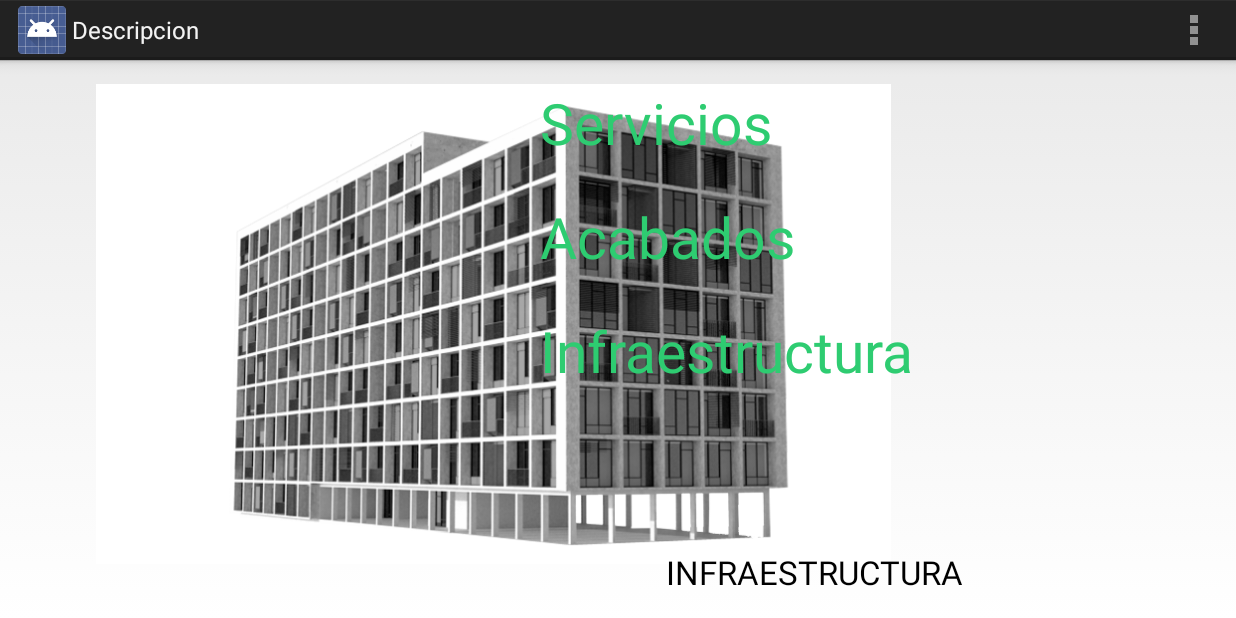
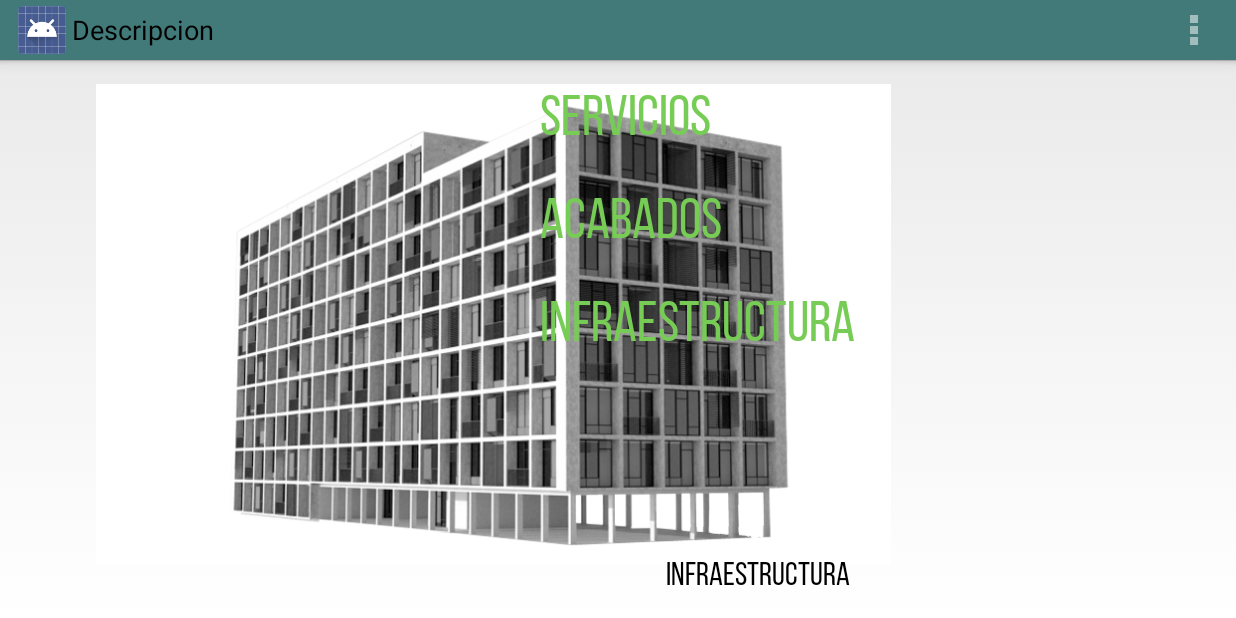
Before and after one commit to Garyfimo/ensintempresarial, an Android app: the DescriptionActivity screen opened directly, with no data from a screen before it, on a phone screen of 824 x 412 dp (held sideways). Run offline under Robolectric (Android 15) with nearby library versions, the phone set to English and light mode, and no system bars; our stand-ins replace ButterKnife, Picasso, Volley; network calls fail; pictures from the network do not load.

Commit message:
se cambio el font, el color del actionbar y el comportamiento del login

```diff
--- a/app/build.gradle
+++ b/app/build.gradle
@@ -25,4 +25,5 @@ dependencies {
     compile 'com.google.code.gson:gson:1.7.2'
     compile 'com.google.android.gms:play-services:5.+'
     compile 'com.jakewharton:butterknife:5.1.1'
+    compile 'com.squareup.picasso:picasso:2.3.4'
 }
--- a/app/src/main/java/empresarial/synapsesdk/com/activity/DescriptionActivity.java
+++ b/app/src/main/java/empresarial/synapsesdk/com/activity/DescriptionActivity.java
@@ -6,6 +6,7 @@ import android.os.Bundle;
 import android.util.Log;
 import android.view.Menu;
 import android.view.MenuItem;
+import android.widget.ImageView;
 import android.widget.TextView;
 
 import com.android.volley.Response;
@@ -13,6 +14,7 @@ import com.android.volley.VolleyError;
 import com.android.volley.toolbox.JsonObjectRequest;
 import com.google.gson.Gson;
 import com.google.gson.GsonBuilder;
+import com.squareup.picasso.Picasso;
 
 import org.json.JSONObject;
 
@@ -34,6 +36,8 @@ public class DescriptionActivity extends Activity {
     @InjectView(R.id.project_title_description) TextView project_title_description;
     @InjectView(R.id.project_subtitle_description) TextView project_subtitle_description;
     @InjectView(R.id.project_resume_description) TextView project_resume_description;
+    @InjectView(R.id.project_image)
+    ImageView project_image;
 
 
     String project_id ;
@@ -93,6 +97,7 @@ public class DescriptionActivity extends Activity {
                 infraestructura_description.setText(project.getDescripcionPabellones());
                 project_title_description.setText(project.getNombre());
                 project_resume_description.setText(project.getDescripcion());
+                Picasso.with(DescriptionActivity.this).load(project.getImagenComplejoURL()).into(project_image);
                 Log.i("indicadores", project.getIndicadores() + "");
 
             }
--- a/app/src/main/java/empresarial/synapsesdk/com/activity/LoginActivity.java
+++ b/app/src/main/java/empresarial/synapsesdk/com/activity/LoginActivity.java
@@ -24,6 +24,7 @@ import butterknife.InjectView;
 import butterknife.OnClick;
 import empresarial.synapsesdk.com.model.User;
 import empresarial.synapsesdk.com.service.VolleyApplication;
+import empresarial.synapsesdk.com.util.AccountUtils;
 
 
 public class LoginActivity extends Activity {
@@ -65,9 +66,11 @@ public class LoginActivity extends Activity {
             Log.i("response: ", response.toString());
             if(user.getIdUsuario() != -1) {
                 // Toast.makeText(LoginActivity.this, "LOGIN", Toast.LENGTH_LONG).show();
+                AccountUtils.registerAccount(LoginActivity.this, user);
                 Intent i = new Intent(LoginActivity.this, ProjectActivity.class);
                 i.putExtra("user",user.getUsername());
                 startActivity(i);
+                finish();
             }
         }
     },
--- a/app/src/main/java/empresarial/synapsesdk/com/adapter/ProjectAdapter.java
+++ b/app/src/main/java/empresarial/synapsesdk/com/adapter/ProjectAdapter.java
@@ -10,6 +10,8 @@ import android.view.ViewGroup;
 import android.widget.BaseAdapter;
 import android.widget.ImageView;
 import android.widget.TextView;
+
+import com.squareup.picasso.Picasso;
 
 import java.io.IOException;
 import java.io.InputStream;
@@ -69,7 +71,9 @@ public class ProjectAdapter extends BaseAdapter {
         }
 
 
-        holder.project_image.setImageDrawable(getImageFromURL(projects.get(position).getImagenComplejoURL()));
+        Picasso.with(mContext).load(projects.get(position).getImagenComplejoURL()).into(holder.project_image);
+
+        //holder.project_image.setImageDrawable(getImageFromURL(projects.get(position).getImagenComplejoURL()));
         holder.project_title.setText(projects.get(position).getNombre());
        // holder.project_subtitle.setText(projects.get(position).getDescripcion());
         holder.project_resume.setText(projects.get(position).getDescripcion());
--- a/app/src/main/java/empresarial/synapsesdk/com/service/VolleyApplication.java
+++ b/app/src/main/java/empresarial/synapsesdk/com/service/VolleyApplication.java
@@ -1,18 +1,18 @@
 package empresarial.synapsesdk.com.service;
 
 import android.app.Application;
+import android.graphics.Typeface;
 
 import com.android.volley.RequestQueue;
 import com.android.volley.toolbox.Volley;
 
-/**
- * Created by Garyfimo on 10/16/14.
- */
 public class VolleyApplication extends Application {
 
     private static VolleyApplication sInstance;
 
     private RequestQueue mRequestQueue;
+
+    private Typeface bebasNeueLigthFont;
 
     @Override
     public void onCreate() {
@@ -21,6 +21,8 @@ public class VolleyApplication extends Application {
         mRequestQueue = Volley.newRequestQueue(this);
 
         sInstance = this;
+
+        bebasNeueLigthFont = Typeface.createFromAsset(getAssets(), "fonts/bebas_neue_regular.ttf");
     }
 
     public synchronized static VolleyApplication getInstance() {
@@ -30,4 +32,8 @@ public class VolleyApplication extends Application {
     public RequestQueue getRequestQueue() {
         return mRequestQueue;
     }
+
+    public Typeface getBebasNeueLigthFont() {
+        return bebasNeueLigthFont;
+    }
 }
--- /dev/null
+++ b/app/src/main/java/empresarial/synapsesdk/com/widget/TextViewFont.java
@@ -0,0 +1,23 @@
+package empresarial.synapsesdk.com.widget;
+
+import android.content.Context;
+import android.util.AttributeSet;
+import android.widget.TextView;
+
+import empresarial.synapsesdk.com.service.VolleyApplication;
+
+public class TextViewFont extends TextView {
+    public TextViewFont(Context context) {
+        this(context, null);
+    }
+
+    public TextViewFont(Context context, AttributeSet attrs) {
+        this(context, attrs, 0);
+    }
+
+    public TextViewFont(Context context, AttributeSet attrs, int defStyle) {
+        super(context, attrs, defStyle);
+        if(!isInEditMode())
+            setTypeface(VolleyApplication.getInstance().getBebasNeueLigthFont());
+    }
+}
--- a/app/src/main/res/layout/activity_description.xml
+++ b/app/src/main/res/layout/activity_description.xml
@@ -16,7 +16,7 @@
         android:scaleType="fitXY">
     </ImageView>
 
-    <TextView
+    <empresarial.synapsesdk.com.widget.TextViewFont
         android:layout_width="wrap_content"
         android:layout_height="wrap_content"
         android:textAppearance="?android:attr/textAppearanceLarge"
@@ -24,7 +24,7 @@
         android:id="@+id/servicios_title"
         android:textColor="@color/titles_state"
         android:textSize="38dp"
-        android:layout_toEndOf="@+id/project_image"
+        android:layout_toRightOf="@+id/project_image"
         android:layout_alignParentTop="true"
         android:layout_alignLeft="@+id/servicios_description"
         android:layout_alignStart="@+id/servicios_description" />
@@ -39,7 +39,7 @@
         android:layout_alignParentRight="true"
         android:layout_alignParentEnd="true" />
 
-    <TextView
+    <empresarial.synapsesdk.com.widget.TextViewFont
         android:layout_width="wrap_content"
         android:layout_height="wrap_content"
         android:textAppearance="?android:attr/textAppearanceLarge"
@@ -61,7 +61,7 @@
         android:layout_alignLeft="@+id/servicios_title"
         android:layout_alignStart="@+id/servicios_title" />
 
-    <TextView
+    <empresarial.synapsesdk.com.widget.TextViewFont
         android:layout_width="wrap_content"
         android:layout_height="wrap_content"
         android:textAppearance="?android:attr/textAppearanceLarge"
@@ -85,7 +85,7 @@
         android:layout_alignLeft="@+id/servicios_title"
         android:layout_alignStart="@+id/servicios_title"/>
 
-    <TextView
+    <empresarial.synapsesdk.com.widget.TextViewFont
         android:layout_width="450dp"
         android:layout_height="wrap_content"
         android:textAppearance="?android:attr/textAppearanceLarge"
@@ -121,7 +121,7 @@
         android:layout_alignRight="@+id/project_image"
         android:layout_alignEnd="@+id/project_image" />
 
-    <TextView
+    <empresarial.synapsesdk.com.widget.TextViewFont
         android:layout_width="wrap_content"
         android:layout_height="wrap_content"
         android:textAppearance="?android:attr/textAppearanceLarge"
@@ -141,7 +141,7 @@
         android:layout_alignParentLeft="true"
         android:layout_alignParentStart="true" />
 
-    <TextView
+    <empresarial.synapsesdk.com.widget.TextViewFont
         android:layout_width="wrap_content"
         android:layout_height="wrap_content"
         android:textAppearance="?android:attr/textAppearanceLarge"
@@ -163,7 +163,7 @@
         android:layout_alignLeft="@+id/textView3"
         android:layout_alignStart="@+id/textView3" />
 
-    <TextView
+    <empresarial.synapsesdk.com.widget.TextViewFont
         android:layout_width="wrap_content"
         android:layout_height="wrap_content"
         android:textAppearance="?android:attr/textAppearanceLarge"
--- a/app/src/main/res/layout/activity_project.xml
+++ b/app/src/main/res/layout/activity_project.xml
@@ -10,6 +10,7 @@
     android:id="@+id/project_gridview"
     android:numColumns="3"
     android:layout_marginLeft="40dp"
+    android:horizontalSpacing="10dp"
     android:layout_marginTop="25dp"
     android:gravity="center"
     android:columnWidth="100dp"
--- a/app/src/main/res/values/color.xml
+++ b/app/src/main/res/values/color.xml
@@ -1,7 +1,8 @@
 <?xml version="1.0" encoding="utf-8"?>
 <resources>
-    <color name="titles_state">#2ecc71</color>
-    <color name="titles_project">#16a085</color>
+    <color name="titles_state">#77cc55</color>
+    <color name="titles_project">#54b7b8</color>
     <color name="white">#FFFFFF</color>
     <color name="silver">#ecf0f1</color>
+    <color name="bar_menu">#427A79</color>
 </resources>
--- a/app/src/main/res/values/styles.xml
+++ b/app/src/main/res/values/styles.xml
@@ -3,6 +3,11 @@
     <!-- Base application theme. -->
     <style name="AppTheme" parent="android:Theme.Holo.Light.DarkActionBar">
         <!-- Customize your theme here. -->
+        <item name="android:actionBarStyle">@style/AppTheme.ActionBar</item>
+    </style>
+
+    <style name="AppTheme.ActionBar" parent="android:Widget.ActionBar">
+        <item name="android:background">@color/bar_menu</item>
     </style>
 
 </resources>
```
Also changed, not shown: app/src/main/AndroidManifest.xml (+5 -5 lines), app/src/main/java/empresarial/synapsesdk/com/activity/ProjectActivity.java (+9 -1 lines), app/src/main/java/empresarial/synapsesdk/com/util/AccountUtils.java (added, +53 -0 lines), app/src/main/res/layout/activity_login.xml (+7 -2 lines), app/src/main/res/layout/project_row.xml (+4 -3 lines), app/src/main/assets/fonts/BebasNeue Bold.ttf (added), app/src/main/assets/fonts/BebasNeue Book.ttf (added), app/src/main/assets/fonts/BebasNeue Thin.ttf (added), app/src/main/assets/fonts/bebas_neue_light.ttf (added), app/src/main/assets/fonts/bebas_neue_regular.ttf (added), 3 other files.
